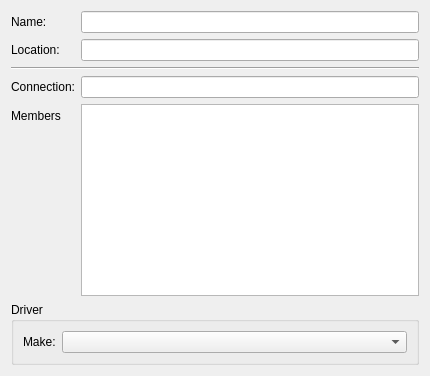
This is libqcups/ModifyPrinter.ui in KDE/print-manager as Qt 5 draws it before an edit. The edited form follows.
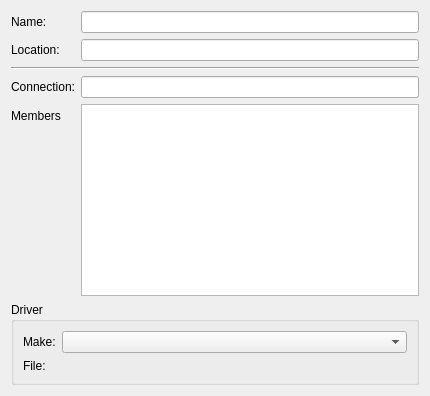
This is the edited form. Custom widgets are drawn as their Qt base class.

Diff of the .ui file:
```diff
--- a/libqcups/ModifyPrinter.ui
+++ b/libqcups/ModifyPrinter.ui
@@ -82,7 +82,7 @@
        <property name="title">
         <string>Driver</string>
        </property>
-       <layout class="QGridLayout" name="gridLayout_2">
+       <layout class="QFormLayout" name="formLayout_2">
         <item row="0" column="0">
          <widget class="QLabel" name="label_4">
           <property name="text">
@@ -103,6 +103,20 @@
           </property>
          </widget>
         </item>
+        <item row="1" column="0">
+         <widget class="QLabel" name="fileL">
+          <property name="text">
+           <string>File:</string>
+          </property>
+         </widget>
+        </item>
+        <item row="1" column="1">
+         <widget class="KUrlRequester" name="fileKUR">
+          <property name="filter">
+           <string notr="true">*.ppd</string>
+          </property>
+         </widget>
+        </item>
        </layout>
       </widget>
      </item>
@@ -131,6 +145,11 @@
   </layout>
  </widget>
  <customwidgets>
+  <customwidget>
+   <class>KUrlRequester</class>
+   <extends>QFrame</extends>
+   <header>kurlrequester.h</header>
+  </customwidget>
   <customwidget>
    <class>KLineEdit</class>
    <extends>QLineEdit</extends>
```
